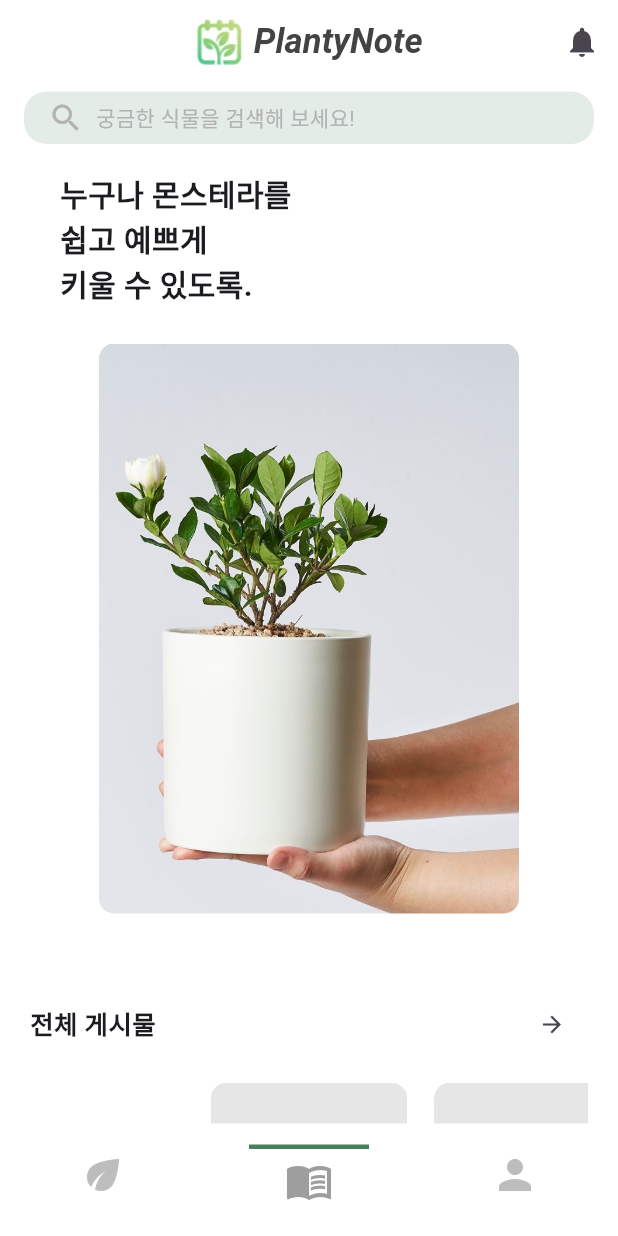
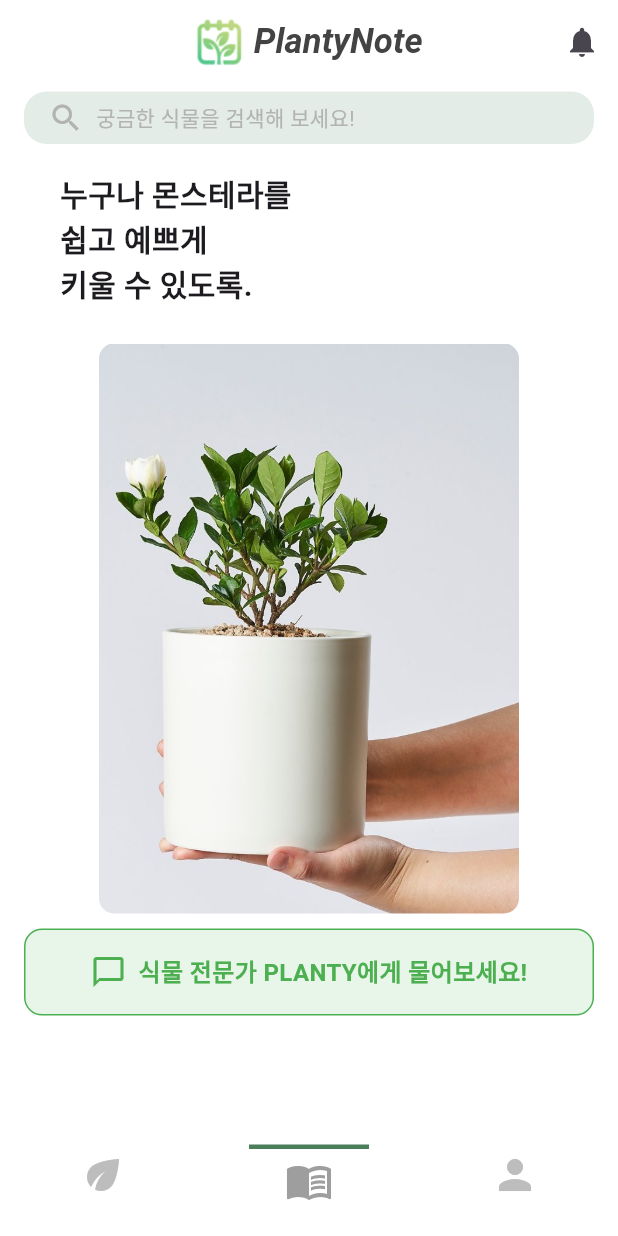
Before and after one commit to hansung-MobileCapstone/PlantyNote, a Flutter app: the MainScreen screen opened by its route, on a phone screen of 412 x 824 dp. Run offline on Flutter 3.47's test engine with Material 3 defaults, Android fonts, the phone set to English and light mode, and no system bars; drawn by our look-alikes of carousel_slider; our stand-ins replace cloud_firestore, firebase_auth, firebase_core, firebase_storage, flutter_dotenv, fluttertoast and 2 more; accounts and stored records are empty.

Commit message:
feat: WIP

```diff
--- a/lib/main.dart
+++ b/lib/main.dart
@@ -1,9 +1,12 @@
 import 'package:firebase_core/firebase_core.dart';
 import 'package:flutter/material.dart';
+import 'package:flutter_dotenv/flutter_dotenv.dart';
 import '../routes/app_router.dart';
 
 void main() async {
   WidgetsFlutterBinding.ensureInitialized();
+  // .env 파일 환경변수 로드
+  await dotenv.load(fileName: ".env");
   await Firebase.initializeApp();
   runApp(const MyApp());
 }
--- a/lib/screens/main/main_screen.dart
+++ b/lib/screens/main/main_screen.dart
@@ -4,6 +4,7 @@ import 'package:go_router/go_router.dart';
 import 'package:cloud_firestore/cloud_firestore.dart'; // Firebase Firestore 임포트
 import 'package:firebase_auth/firebase_auth.dart'; // Firebase Auth 임포트
 import '../../widgets/components/bottom_navigation_bar.dart';
+import 'package:plant/widgets/components/plant_expert_banner.dart';
 
 class MainScreen extends StatefulWidget {
   const MainScreen({super.key});
@@ -51,6 +52,7 @@ class _MainScreenState extends State<MainScreen> {
                   _searchBar(),
                   const SizedBox(height: 18),
                   _mainContent(),
+                  const PlantExpertBanner(),
                   const SizedBox(height: 50),
                   _recentPosts(user),
                   const SizedBox(height: 10),
@@ -113,7 +115,8 @@ class _MainScreenState extends State<MainScreen> {
   Widget _searchBar() {
     return Padding(
       padding: const EdgeInsets.symmetric(horizontal: 16),
-      child: InkWell( // 리플 효과
+      child: InkWell(
+        // 리플 효과
         onTap: () {
           context.go('/main/search'); // /main/search로 이동
         },
@@ -154,7 +157,8 @@ class _MainScreenState extends State<MainScreen> {
         ),
         const SizedBox(height: 25),
         Center(
-          child: ClipRRect( // border-radius 주기 위함
+          child: ClipRRect(
+            // border-radius 주기 위함
             borderRadius: BorderRadius.circular(10), // 둥근 모서리
             child: Image.asset(
               'assets/images/main_plant.png', // 이미지 경로
@@ -221,15 +225,19 @@ class _MainScreenState extends State<MainScreen> {
         final docs = snapshot.data!.docs;
 
         // 이미지 URL과 docId를 함께 추출하여 리스트 생성
-        final List<Map<String, String>> posts = docs.map((doc) {
+        final List<Map<String, String>> posts = docs
+            .map((doc) {
               final data = doc.data() as Map<String, dynamic>;
               final imageUrlList = List<String>.from(data['imageUrl'] ?? []);
-          final firstImageUrl = imageUrlList.isNotEmpty ? imageUrlList[0] : null;
+              final firstImageUrl =
+                  imageUrlList.isNotEmpty ? imageUrlList[0] : null;
               return {
                 'imageUrl': firstImageUrl ?? '',
                 'docId': doc.id,
               };
-        }).where((post) => post['imageUrl']!.isNotEmpty).toList();
+            })
+            .where((post) => post['imageUrl']!.isNotEmpty)
+            .toList();
 
         // 최대 5개의 이미지로 제한
         final limitedPosts = posts.take(5).toList();
@@ -243,7 +251,8 @@ class _MainScreenState extends State<MainScreen> {
           padding: const EdgeInsets.symmetric(horizontal: 20),
           child: CarouselSlider(
             items: limitedPosts.map((post) {
-              return _carouselImageItem(post['imageUrl']!, docId: post['docId']!);
+              return _carouselImageItem(post['imageUrl']!,
+                  docId: post['docId']!);
             }).toList(),
             options: CarouselOptions(
               height: 150,
@@ -289,7 +298,8 @@ class _MainScreenState extends State<MainScreen> {
   }
 
   // 캐러셀 이미지 아이템
-  Widget _carouselImageItem(String imageUrl, {bool isAsset = false, String? docId}) {
+  Widget _carouselImageItem(String imageUrl,
+      {bool isAsset = false, String? docId}) {
     final double itemWidth = 150; // 고정 너비
     final double itemHeight = 150; // 고정 높이
 
--- /dev/null
+++ b/lib/widgets/components/plant_expert_banner.dart
@@ -0,0 +1,48 @@
+import 'package:flutter/material.dart';
+import 'package:go_router/go_router.dart';
+
+/// 메인 화면에 삽입할 식물 전문가 PLANTY 배너 위젯.
+/// 이 위젯을 터치하면 대화 페이지('/conversation')로 이동합니다.
+class PlantExpertBanner extends StatelessWidget {
+  const PlantExpertBanner({Key? key}) : super(key: key);
+
+  @override
+  Widget build(BuildContext context) {
+    return GestureDetector(
+      onTap: () {
+        // 배너 터치 시 '/conversation' 라우트로 이동
+        context.push('/conversation');
+      },
+      child: Container(
+        margin: const EdgeInsets.symmetric(horizontal: 16, vertical: 10),
+        padding: const EdgeInsets.symmetric(vertical: 16, horizontal: 12),
+        decoration: BoxDecoration(
+          color: Colors.green[50],
+          borderRadius: BorderRadius.circular(12),
+          border: Border.all(color: Colors.green, width: 1),
+        ),
+        child: Row(
+          mainAxisAlignment: MainAxisAlignment.center,
+          children: const [
+            Icon(
+              Icons.chat_bubble_outline,
+              color: Colors.green,
+            ),
+            SizedBox(width: 8),
+            Flexible(
+              child: Text(
+                '식물 전문가 PLANTY에게 물어보세요!',
+                style: TextStyle(
+                  fontSize: 16,
+                  fontWeight: FontWeight.bold,
+                  color: Colors.green,
+                ),
+                textAlign: TextAlign.center,
+              ),
+            ),
+          ],
+        ),
+      ),
+    );
+  }
+}
--- a/pubspec.yaml
+++ b/pubspec.yaml
@@ -22,7 +22,7 @@ dependencies:
   http: ^1.2.2
   go_router: ^14.6.0
   firebase_messaging: ^15.1.6
-  flutter_dotenv: ^5.2.1
+  flutter_dotenv: ^5.0.2
 
 dev_dependencies:
   flutter_test:
```
Lines whose indentation alone changed are shown as unchanged.
